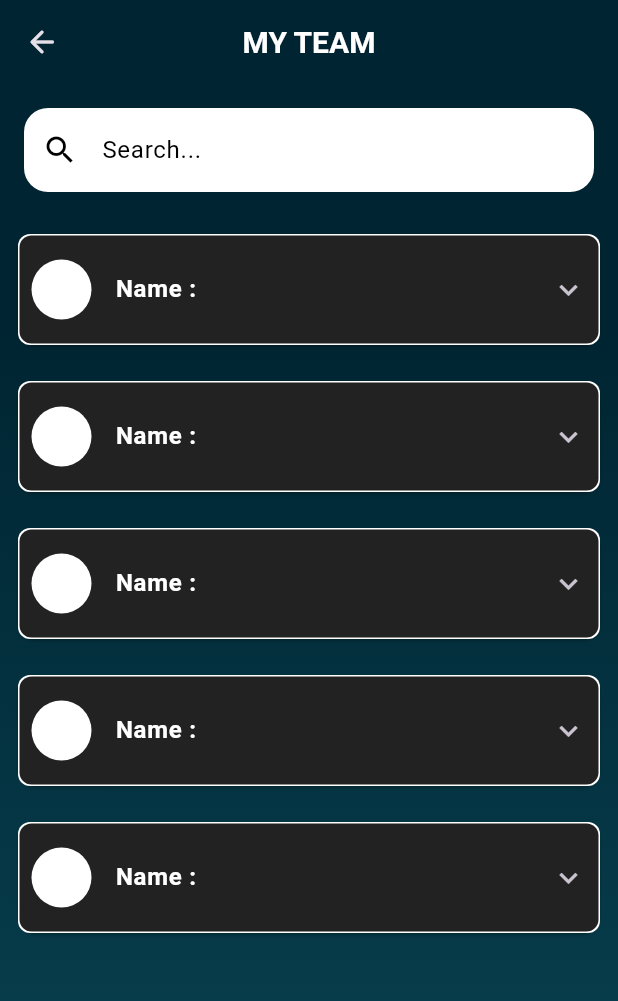
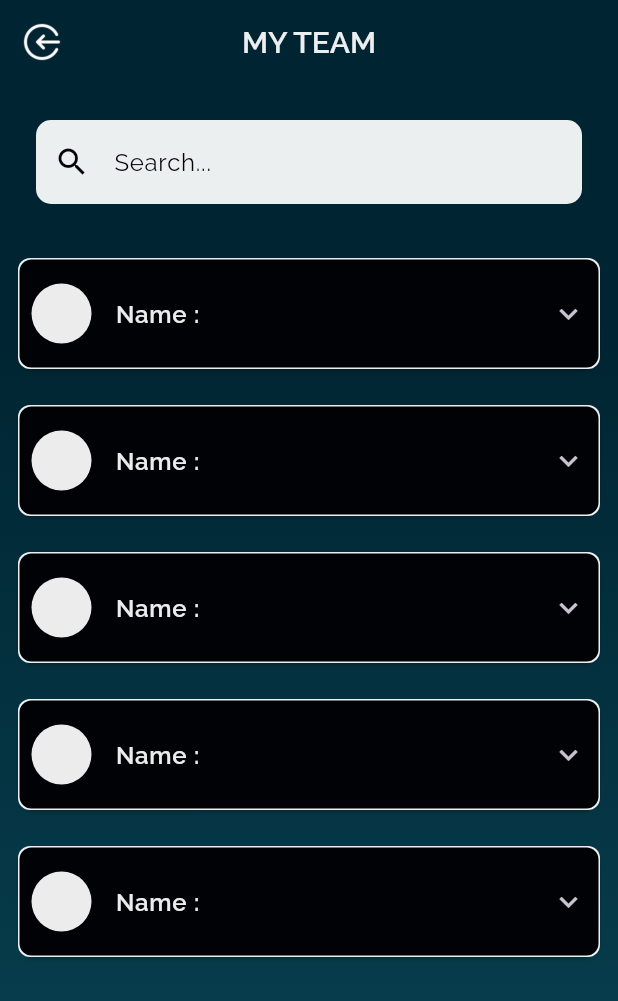
Before and after one commit to team-envision/ManagementApp, a Flutter app: the screen it shows after launch, on a phone screen of 412 x 824 dp. Shown: the top 1001 px of the screen. Run offline on Flutter 3.47's test engine with Material 3 defaults, Android fonts, the phone set to English and light mode, and no system bars; our stand-ins replace get, get_storage, google_fonts.

Commit message:
changes to the team attendance has been made

```diff
--- a/lib/Themes/themes.dart
+++ b/lib/Themes/themes.dart
@@ -27,19 +27,19 @@ extension ThemeExtension on ThemeData {
 
 // FONTS AND TEXT STYLES:
 
-  TextStyle get kTitleTextStyle => GoogleFonts.roboto(
+  TextStyle get kTitleTextStyle => GoogleFonts.raleway(
       fontWeight: FontWeight.w600, color: colorLevel4, fontSize: 20, height: 1);
 
-  TextStyle get kSubTitleTextStyle => GoogleFonts.roboto(
+  TextStyle get kSubTitleTextStyle => GoogleFonts.raleway(
       fontWeight: FontWeight.w600, color: colorLevel4, fontSize: 16, height: 1);
 
-  TextStyle get kBodyTextStyle => GoogleFonts.roboto(
+  TextStyle get kBodyTextStyle => GoogleFonts.raleway(
       fontWeight: FontWeight.w500, color: colorLevel4, fontSize: 14, height: 1.5);
 
-  TextStyle get kSmallTextStyle => GoogleFonts.roboto(
+  TextStyle get kSmallTextStyle => GoogleFonts.raleway(
       fontWeight: FontWeight.w500, color: colorLevel4, fontSize: 12, height: 1.5);
 
-  TextStyle get kVerySmallTextStyle => GoogleFonts.roboto(
+  TextStyle get kVerySmallTextStyle => GoogleFonts.raleway(
       fontWeight: FontWeight.w500, color: colorLevel4, fontSize: 10, height: 1);
 }
 
--- a/lib/app/modules/teamAttendance/views/team_attendance_view.dart
+++ b/lib/app/modules/teamAttendance/views/team_attendance_view.dart
@@ -2,6 +2,7 @@ import 'package:flutter/cupertino.dart';
 import 'package:flutter/material.dart';
 
 import 'package:get/get.dart';
+import 'package:google_fonts/google_fonts.dart';
 import 'package:managment_app/Themes/themes.dart';
 
 import '../controllers/team_attendance_controller.dart';
@@ -14,17 +15,12 @@ class TeamAttendanceView extends GetView<TeamAttendanceController> {
     return Scaffold(
         appBar: AppBar(
           leading: IconButton(
-            icon: Icon(Icons.arrow_back_rounded),
+            icon: Container(child: Image.asset('assets/images/icon.png'),padding: EdgeInsets.all(5),),
             onPressed: () {},
           ),
-          backgroundColor: Color(0xFF002431),
+          backgroundColor: Get.theme.colorLevel1,
           title: Text('MY TEAM',
-              style: TextStyle(
-                fontSize: 20,
-                fontWeight: FontWeight.w600,
-                color: Colors.white,
-                height: 1,
-              )),
+              style: Get.theme.kTitleTextStyle),
           elevation: 0,
           centerTitle: true,
         ),
@@ -32,8 +28,8 @@ class TeamAttendanceView extends GetView<TeamAttendanceController> {
           decoration: BoxDecoration(
               gradient: LinearGradient(
                   colors: [
-                    Color(0xFF002431),
-                    Color(0xFF094454),
+                    Get.theme.colorLevel1,
+                    Get.theme.colorLevel2,
                   ],
                   begin: Alignment.topCenter,
                   end: Alignment.bottomCenter,
@@ -44,18 +40,18 @@ class TeamAttendanceView extends GetView<TeamAttendanceController> {
             children: [
               Container(
                 child: Padding(
-                  padding: const EdgeInsets.symmetric(horizontal: 16, vertical: 16),
+                  padding: const EdgeInsets.symmetric(horizontal: 24, vertical: 24),
                   child: TextField(
-                    style: TextStyle(color: Colors.black),
+                    style: GoogleFonts.raleway(textStyle: TextStyle(color: Get.theme.colorLevel0)),
                     decoration: InputDecoration(
-                      prefixIcon: Icon(Icons.search, color: Colors.black),
+                      prefixIcon: Icon(Icons.search, color: Get.theme.colorLevel0),
                       hintText: 'Search...',
-                      hintStyle: TextStyle(color: Colors.black),
+                      hintStyle: GoogleFonts.raleway(textStyle: TextStyle(color: Get.theme.colorLevel0)),
                       filled: true,
-                      fillColor: Colors.white,
+                      fillColor: Get.theme.colorLevel4,
                       border: OutlineInputBorder(
                         borderSide: BorderSide.none,
-                        borderRadius: BorderRadius.circular(16),
+                        borderRadius: BorderRadius.circular(10),
                       ),
                     ),
                   ),
@@ -69,24 +65,23 @@ class TeamAttendanceView extends GetView<TeamAttendanceController> {
                         padding: const EdgeInsets.all(8.0),
                         child: Card(
                           child:  Container(
-                            decoration: ShapeDecoration(shape: RoundedRectangleBorder(borderRadius: BorderRadius.circular(8)),color: Colors.white),
+                            decoration: ShapeDecoration(shape: RoundedRectangleBorder(borderRadius: BorderRadius.circular(8)),color: Get.theme.colorLevel4),
                             child: Padding(
                               padding: const EdgeInsets.all(1.0),
                               child: ExpansionTile(
                                 tilePadding: EdgeInsets.all(8.0),
                                 collapsedShape: RoundedRectangleBorder(borderRadius: BorderRadius.circular(8)),
                                 shape: RoundedRectangleBorder(borderRadius: BorderRadius.circular(8)),
-                                title: Text('Name : ', style: TextStyle(fontSize: 16,fontWeight: FontWeight.w600,color: Colors.white,height: 1,)),
-                                backgroundColor: Colors.black87,
-                                collapsedBackgroundColor: Colors.black87,
-                                leading: CircleAvatar(backgroundColor: Colors.white,),
-                                iconColor: Colors.white,
+                                title: Text('Name : ', style: Get.theme.kSubTitleTextStyle),
+                                backgroundColor: Get.theme.colorLevel0,
+                                collapsedBackgroundColor: Get.theme.colorLevel0,
+                                leading: CircleAvatar(backgroundColor: Get.theme.colorLevel4,),
                                 children: [
-                                  ListTile(title: Text('ID No. :')),
-                                  ListTile(title: Text('Domain :')),
-                                  ListTile(title: Text('Total meets conducted :')),
-                                  ListTile(title: Text('No. of meets attended :')),
-                                  ListTile(title: Text('No. of absences :')),
+                                  ListTile(title: Text('ID No. :', style: Get.theme.kBodyTextStyle)),
+                                  ListTile(title: Text('Domain :', style: Get.theme.kBodyTextStyle)),
+                                  ListTile(title: Text('Total meets conducted :', style: Get.theme.kBodyTextStyle)),
+                                  ListTile(title: Text('No. of meets attended :', style: Get.theme.kBodyTextStyle)),
+                                  ListTile(title: Text('No. of absences :', style: Get.theme.kBodyTextStyle)),
                                 ],
                               ),
                             ),
--- a/pubspec.yaml
+++ b/pubspec.yaml
@@ -8,6 +8,7 @@ environment:
 dependencies:
   cupertino_icons: ^1.0.6
   get: ^4.6.6
+  device_preview: ^1.2.0
   flutter:
     sdk: flutter
   google_fonts: ^6.2.1
@@ -20,3 +21,6 @@ dev_dependencies:
 
 flutter:
   uses-material-design: true
+
+  assets:
+    - assets/images/
```
Also changed, not shown: assets/images/icon.png (added), pubspec.lock.
